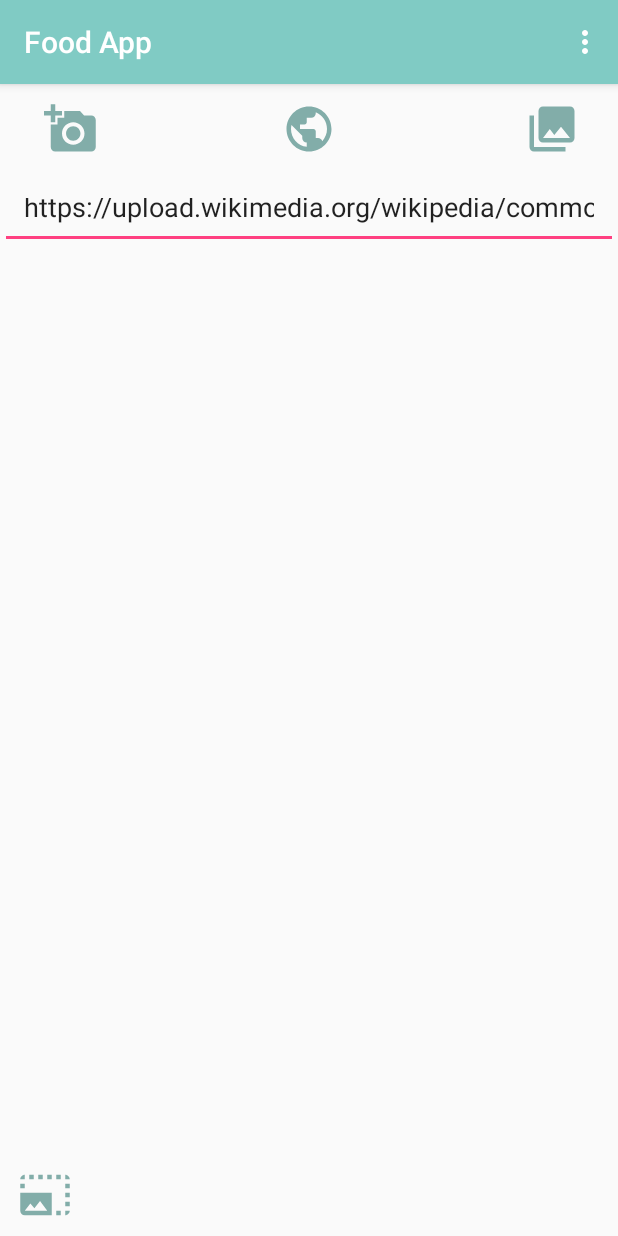
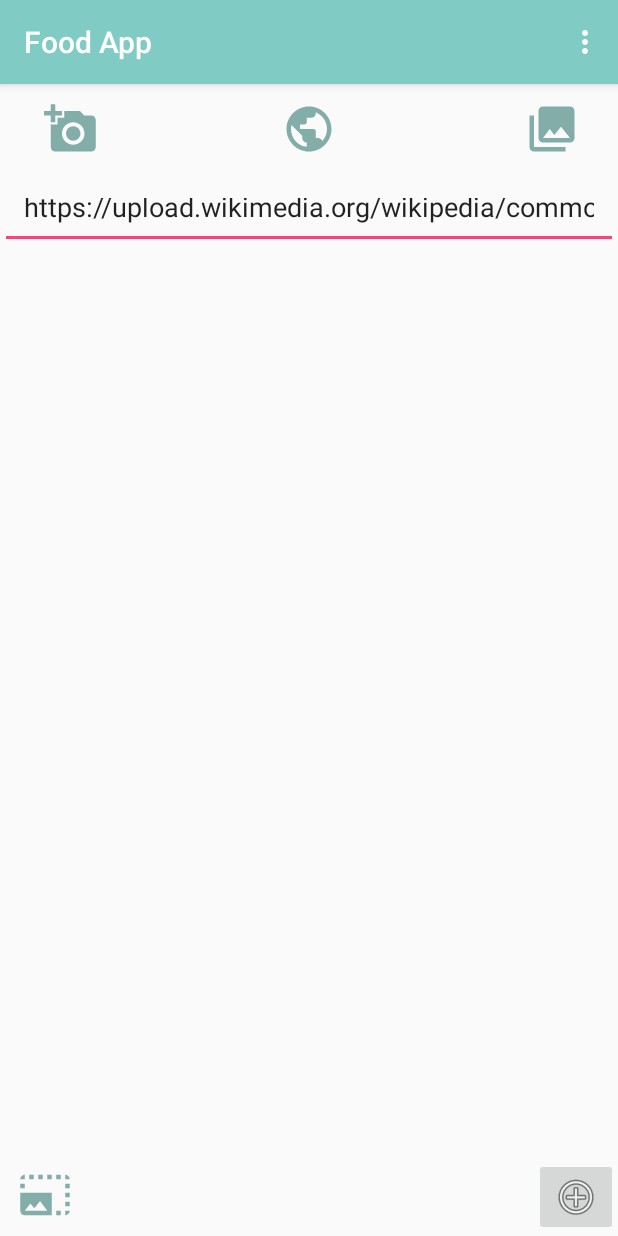
Before and after one commit to bbliang/FoodApp, an Android app: the CameraActivity screen opened directly, with no data from a screen before it, on a phone screen of 412 x 824 dp. Run offline under Robolectric (Android 15) with nearby library versions, the phone set to English and light mode, and no system bars; libraries missing offline, so code that uses them is left out: com.theartofdev.edmodo; plain views replace CropImageView; 2 statements that could not run were skipped.

Commit message:
Made camera activity pass the ingredient back to the main activity

```diff
--- a/app/build.gradle
+++ b/app/build.gradle
@@ -34,4 +34,5 @@ dependencies {
     compile 'com.github.bumptech.glide:glide:3.7.0'
     compile 'com.github.PhilJay:MPAndroidChart:v3.0.1'
     testCompile 'junit:junit:4.12'
+    compile 'com.android.support:cardview-v7:25.3.0'
 }
--- a/app/src/main/java/com/hackgt17/foodapp/CameraActivity.java
+++ b/app/src/main/java/com/hackgt17/foodapp/CameraActivity.java
@@ -60,13 +60,14 @@ public class CameraActivity extends AppCompatActivity {
     private static final int SELECT_PICTURE = 2;
 
     TextView resultTV;
-    ImageButton photoButton, urlButton, nutritionButton, galleryButton, cropButton;
+    ImageButton photoButton, urlButton, nutritionButton, galleryButton, cropButton, addItemButton;
     EditText urlText;
     CropImageView image;
     Bitmap bitmap;
     Drawable d;
     Prediction food_result;
     LocalBroadcastManager broadcastManager;
+    Intent resultIntent;
 
     public final String URL = "url";
     public final String IMAGE = "image";
@@ -139,6 +140,22 @@ public class CameraActivity extends AppCompatActivity {
                 } else {
                     resultTV.setVisibility(View.GONE);
                     openGallery();
+                }
+            }
+        });
+        addItemButton = (ImageButton) findViewById(R.id.addItemImageButton);
+        addItemButton.setOnClickListener(new View.OnClickListener() {
+            public void onClick(View v) {
+                if (food_result.getClass_() != null) {
+                    //TODO: add ingredient name to MainActivity list
+                    resultIntent = new Intent();
+                    resultIntent.putExtra("Ingredient", food_result.getClass_());
+                    setResult(Activity.RESULT_OK, resultIntent);
+                    finish();
+                }
+                else {
+                    //not sure if getBaseContext will work but I tried 'this' and it didn't work
+                    Toast.makeText(getBaseContext(), "You haven't added a new ingredient", Toast.LENGTH_LONG).show();
                 }
             }
         });
--- a/app/src/main/res/layout/activity_main.xml
+++ b/app/src/main/res/layout/activity_main.xml
@@ -20,7 +20,8 @@
 
     </android.support.design.widget.AppBarLayout>
 
-    <include layout="@layout/content_main" />
+    <include layout="@layout/content_main"
+        android:id="@+id/include" />
 
     <android.support.design.widget.FloatingActionButton
         android:id="@+id/cameraIcon"
--- a/app/src/main/res/layout/content_camera.xml
+++ b/app/src/main/res/layout/content_camera.xml
@@ -124,4 +124,12 @@
 
     </RelativeLayout>
 
+    <ImageButton
+        android:id="@+id/addItemImageButton"
+        android:layout_width="wrap_content"
+        android:layout_height="wrap_content"
+        android:layout_alignParentBottom="true"
+        android:layout_alignParentEnd="true"
+        app:srcCompat="@android:drawable/ic_menu_add" />
+
 </RelativeLayout>
--- a/app/src/main/res/layout/content_main.xml
+++ b/app/src/main/res/layout/content_main.xml
@@ -8,4 +8,9 @@
     tools:context="com.hackgt17.foodapp.MainActivity"
     tools:showIn="@layout/activity_main">
 
+    <ListView
+        android:layout_width="368dp"
+        android:layout_height="495dp"
+        tools:layout_editor_absoluteX="8dp"
+        tools:layout_editor_absoluteY="8dp" />
 </android.support.constraint.ConstraintLayout>
```
Also changed, not shown: app/src/main/java/com/hackgt17/foodapp/MainActivity.java (+23 -2 lines), 3 other files.
